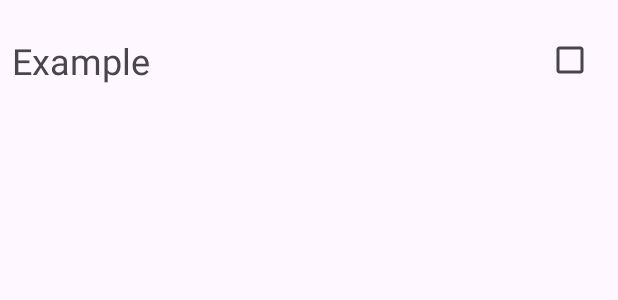
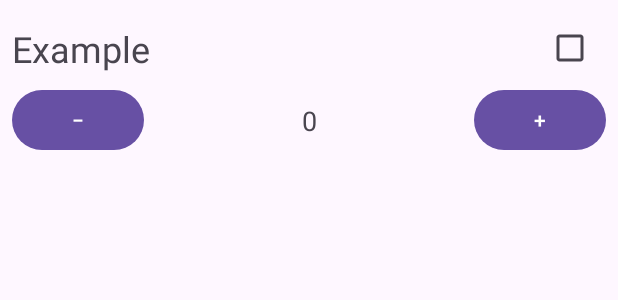
Before and after one commit to LucasAndiaAstulla/checklistContador, an Android app: the layout item_todo.xml on its own in the app's theme, with its tools: preview values and no code run, on a phone screen of 412 x 824 dp. Shown: the top 300 px of the screen. Run offline under Robolectric (Android 15) with nearby library versions, the phone set to English and light mode, and no system bars.

Commit message:
Contador terminado: Falta Estetizar

```diff
--- a/app/src/main/AndroidManifest.xml
+++ b/app/src/main/AndroidManifest.xml
@@ -14,7 +14,8 @@
         tools:targetApi="31">
         <activity
             android:name=".MainActivity"
-            android:exported="true">
+            android:exported="true"
+            android:screenOrientation="portrait">
             <intent-filter>
                 <action android:name="android.intent.action.MAIN" />
 
--- a/app/src/main/java/com/example/checklistcontador/Todo.kt
+++ b/app/src/main/java/com/example/checklistcontador/Todo.kt
@@ -1,4 +1,4 @@
 package com.example.checklistcontador
 
 //estou criando uma classe, seus atributos são (nome do checklist e marcação de checado) no constructor primario
-class Todo (val title:String, var isChecked: Boolean = false) {}
+class Todo (val title:String, var isChecked: Boolean = false, var counter: Int = 0) {}
--- a/app/src/main/res/layout/item_todo.xml
+++ b/app/src/main/res/layout/item_todo.xml
@@ -1,31 +1,62 @@
 <?xml version="1.0" encoding="utf-8"?>
 <androidx.constraintlayout.widget.ConstraintLayout xmlns:android="http://schemas.android.com/apk/res/android"
+    xmlns:app="http://schemas.android.com/apk/res-auto"
+    android:layout_height="wrap_content"
+    android:layout_width="match_parent"
+    android:padding="8dp">
 
-    xmlns:app="http://schemas.android.com/apk/res-auto"
-    android:layout_height="80dp"
-    android:paddingStart="8dp"
-    android:paddingEnd="8dp"
-    android:layout_width="match_parent">
-
-
+    <!-- Texto da tarefa -->
     <TextView
         android:id="@+id/tvTodoTitle"
         android:layout_width="0dp"
         android:layout_height="wrap_content"
         android:text="Example"
         android:textSize="24sp"
-        app:layout_constraintBottom_toBottomOf="parent"
+        app:layout_constraintStart_toStartOf="parent"
+        app:layout_constraintTop_toTopOf="parent"
         app:layout_constraintEnd_toStartOf="@+id/cbDone"
-        app:layout_constraintStart_toStartOf="parent"
-        app:layout_constraintTop_toTopOf="parent" />
+        app:layout_constraintBottom_toTopOf="@+id/btnDecrement"
+        />
 
+    <!-- CheckBox -->
     <CheckBox
         android:id="@+id/cbDone"
         android:layout_width="wrap_content"
         android:layout_height="wrap_content"
-        app:layout_constraintBottom_toBottomOf="parent"
+        app:layout_constraintTop_toTopOf="parent"
         app:layout_constraintEnd_toEndOf="parent"
-        app:layout_constraintTop_toTopOf="parent" />
+        app:layout_constraintBottom_toTopOf="@+id/btnIncrement"/>
 
+    <!-- Botão diminuir -->
+    <Button
+        android:id="@+id/btnDecrement"
+        android:layout_width="wrap_content"
+        android:layout_height="wrap_content"
+        android:text="−"
+        app:layout_constraintTop_toBottomOf="@+id/tvTodoTitle"
+        app:layout_constraintStart_toStartOf="parent"
+        app:layout_constraintBottom_toBottomOf="parent"/>
 
+    <!-- Valor do contador -->
+    <TextView
+        android:id="@+id/txtCounter"
+        android:layout_width="wrap_content"
+        android:layout_height="wrap_content"
+        android:text="0"
+        android:textSize="18sp"
+        app:layout_constraintStart_toEndOf="@id/btnDecrement"
+        app:layout_constraintTop_toTopOf="@id/btnDecrement"
+        app:layout_constraintBottom_toBottomOf="@id/btnDecrement"
+        app:layout_constraintEnd_toStartOf="@+id/btnIncrement"
+        android:layout_marginHorizontal="8dp"/>
+
+    <!-- Botão aumentar -->
+    <Button
+        android:id="@+id/btnIncrement"
+        android:layout_width="wrap_content"
+        android:layout_height="wrap_content"
+        android:text="+"
+        app:layout_constraintTop_toTopOf="@id/btnDecrement"
+        app:layout_constraintBottom_toBottomOf="@id/btnDecrement"
+        app:layout_constraintEnd_toEndOf="parent"/>
 </androidx.constraintlayout.widget.ConstraintLayout>
```
Also changed, not shown: app/src/main/java/com/example/checklistcontador/MainActivity.kt (+7 -5 lines), app/src/main/java/com/example/checklistcontador/PreferenceHelper.kt (added, +17 -0 lines), app/src/main/java/com/example/checklistcontador/TodoAdapter.kt (+29 -1 lines).
